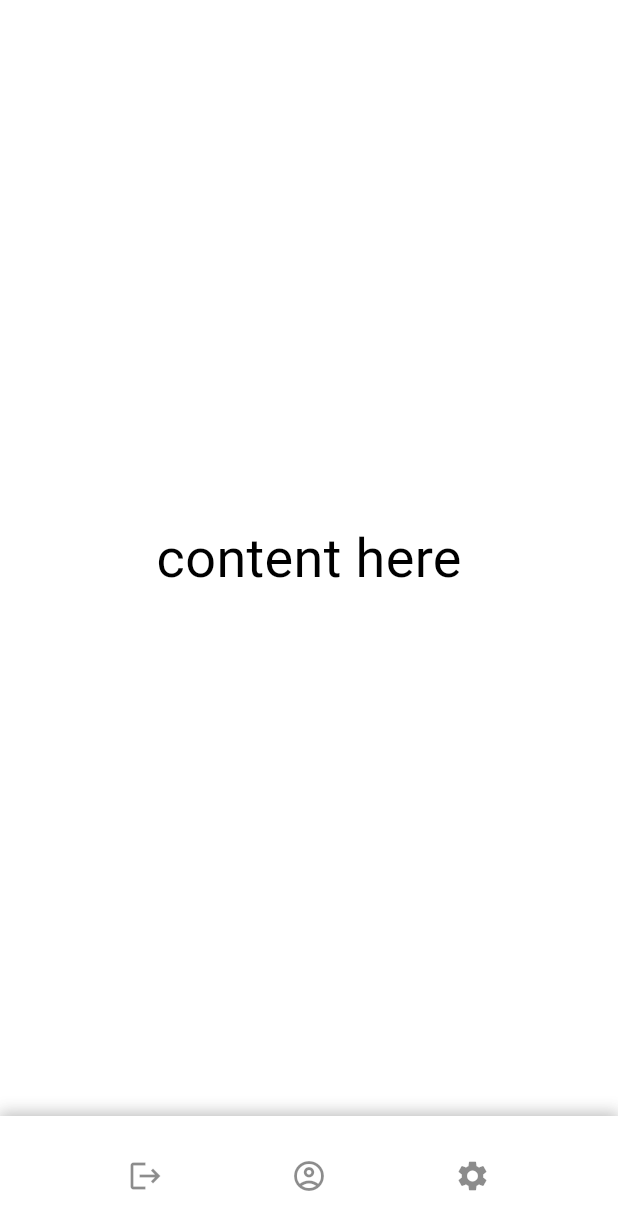
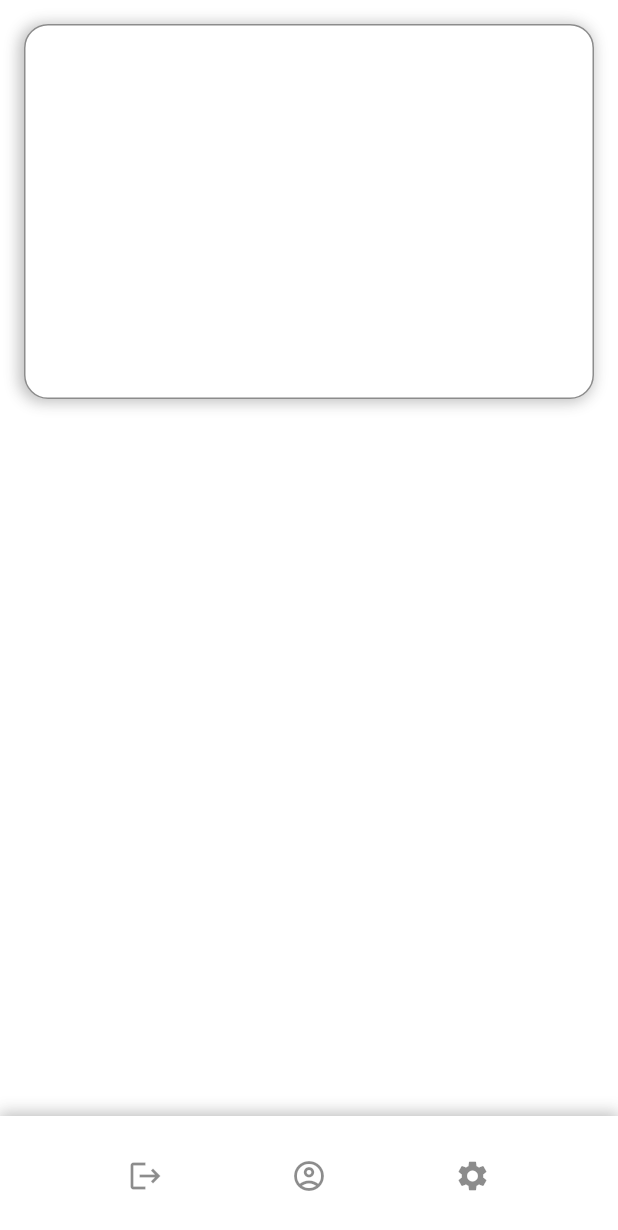
Before and after one commit to StuparykM/smart_budget_app, a Flutter app: the screen it shows after launch, on a phone screen of 412 x 824 dp. Shown: the top 1230 px of the screen. Run offline on Flutter 3.47's test engine with Material 3 defaults, Android fonts, the phone set to English and light mode, and no system bars; our stand-ins replace firebase_auth; accounts and stored records are empty.

Commit message:
Started placing widgets

```diff
--- a/lib/pages/dashboard.dart
+++ b/lib/pages/dashboard.dart
@@ -16,10 +16,32 @@ class _DashboardState extends State<Dashboard> with SingleTickerProviderStateMix
   Widget build(BuildContext context){
     return Scaffold(
       backgroundColor: Colors.white70,
-      body: Center(
-        child:Text(
-          'content here',
-          style: TextStyle(color: Colors.black, fontSize: 36),
+      body: Padding(
+        padding: const EdgeInsets.all(16.0),
+        child: Column(
+          children: [
+            Container(
+              height: 250,
+              width: double.infinity,
+              padding: EdgeInsets.symmetric(horizontal: 16),
+              decoration: BoxDecoration(
+                color: Colors.white,
+                border: Border.all(
+                  color: Colors.black45,
+                  width: 1,
+                ),
+                  borderRadius: BorderRadius.circular(16),
+                boxShadow:[ BoxShadow(
+                  color: Colors.black26,
+                  offset: Offset(-2, 1),
+                  blurRadius: 8,
+                  blurStyle: BlurStyle.normal,
+                  spreadRadius: 1,
+                ),
+              ]
+              ),
+            ),
+          ],
         ),
       ),
       bottomNavigationBar: Container(
```
